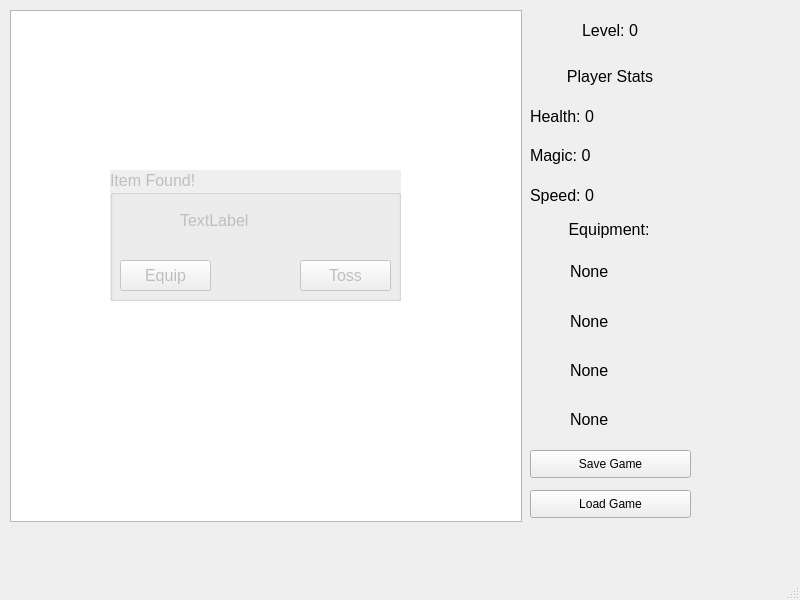
Before: the Qt Designer form Game/mainwindow.ui in thyo9470/The-Thunder-Dungeon, drawn with Qt 5.
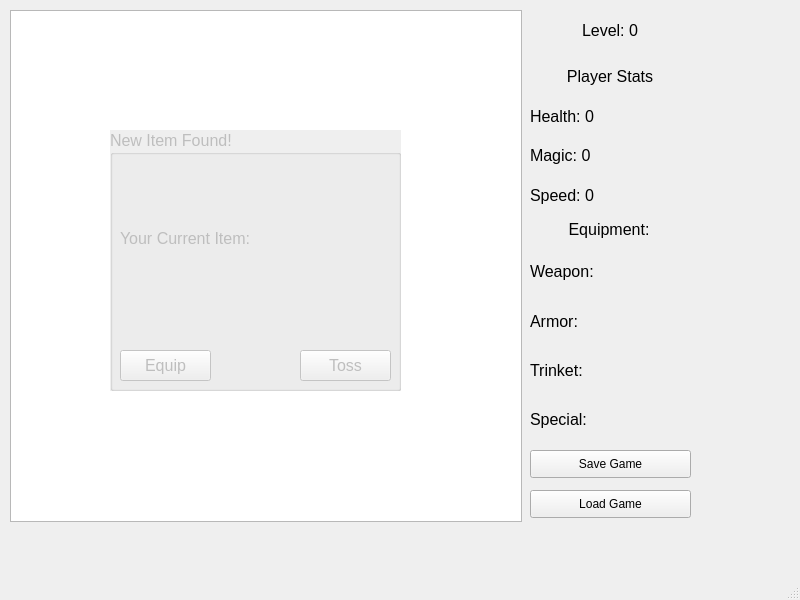
After: the same form once the commit is applied. Icons and pictures are not drawn.

Patch:
```diff
--- a/Game/mainwindow.ui
+++ b/Game/mainwindow.ui
@@ -152,9 +152,9 @@
    <widget class="QWidget" name="verticalLayoutWidget_3">
     <property name="geometry">
      <rect>
-      <x>570</x>
+      <x>530</x>
       <y>250</y>
-      <width>221</width>
+      <width>91</width>
       <height>191</height>
      </rect>
     </property>
@@ -167,7 +167,7 @@
         </font>
        </property>
        <property name="text">
-        <string>None</string>
+        <string>Weapon:</string>
        </property>
       </widget>
      </item>
@@ -179,7 +179,7 @@
         </font>
        </property>
        <property name="text">
-        <string>None</string>
+        <string>Armor:</string>
        </property>
       </widget>
      </item>
@@ -191,7 +191,7 @@
         </font>
        </property>
        <property name="text">
-        <string>None</string>
+        <string>Trinket:</string>
        </property>
       </widget>
      </item>
@@ -203,7 +203,7 @@
         </font>
        </property>
        <property name="text">
-        <string>None</string>
+        <string>Special:</string>
        </property>
       </widget>
      </item>
@@ -236,10 +236,10 @@
    <widget class="QLabel" name="equipmentImage0">
     <property name="geometry">
      <rect>
-      <x>530</x>
-      <y>260</y>
-      <width>32</width>
-      <height>32</height>
+      <x>630</x>
+      <y>251</y>
+      <width>41</width>
+      <height>41</height>
      </rect>
     </property>
     <property name="font">
@@ -260,10 +260,10 @@
    <widget class="QLabel" name="equipmentImage1">
     <property name="geometry">
      <rect>
-      <x>530</x>
-      <y>310</y>
-      <width>32</width>
-      <height>32</height>
+      <x>630</x>
+      <y>301</y>
+      <width>41</width>
+      <height>41</height>
      </rect>
     </property>
     <property name="font">
@@ -284,10 +284,10 @@
    <widget class="QLabel" name="equipmentImage2">
     <property name="geometry">
      <rect>
-      <x>530</x>
-      <y>360</y>
-      <width>32</width>
-      <height>32</height>
+      <x>630</x>
+      <y>351</y>
+      <width>41</width>
+      <height>41</height>
      </rect>
     </property>
     <property name="font">
@@ -308,10 +308,10 @@
    <widget class="QLabel" name="equipmentImage3">
     <property name="geometry">
      <rect>
-      <x>530</x>
-      <y>410</y>
-      <width>32</width>
-      <height>32</height>
+      <x>630</x>
+      <y>401</y>
+      <width>41</width>
+      <height>41</height>
      </rect>
     </property>
     <property name="font">
@@ -336,9 +336,9 @@
     <property name="geometry">
      <rect>
       <x>110</x>
-      <y>170</y>
+      <y>130</y>
       <width>291</width>
-      <height>131</height>
+      <height>261</height>
      </rect>
     </property>
     <property name="font">
@@ -350,33 +350,15 @@
      <bool>true</bool>
     </property>
     <property name="title">
-     <string>Item Found!</string>
+     <string>New Item Found!</string>
     </property>
-    <widget class="QLabel" name="newItemText">
-     <property name="geometry">
-      <rect>
-       <x>70</x>
-       <y>40</y>
-       <width>191</width>
-       <height>20</height>
-      </rect>
-     </property>
-     <property name="font">
-      <font>
-       <pointsize>12</pointsize>
-      </font>
-     </property>
-     <property name="text">
-      <string>TextLabel</string>
-     </property>
-    </widget>
     <widget class="QLabel" name="newItemImage">
      <property name="geometry">
       <rect>
-       <x>20</x>
+       <x>110</x>
        <y>30</y>
-       <width>32</width>
-       <height>32</height>
+       <width>61</width>
+       <height>61</height>
       </rect>
      </property>
      <property name="font">
@@ -398,7 +380,7 @@
      <property name="geometry">
       <rect>
        <x>10</x>
-       <y>90</y>
+       <y>220</y>
        <width>91</width>
        <height>31</height>
       </rect>
@@ -411,7 +393,7 @@
      <property name="geometry">
       <rect>
        <x>190</x>
-       <y>90</y>
+       <y>220</y>
        <width>91</width>
        <height>31</height>
       </rect>
@@ -420,6 +402,43 @@
       <string>Toss</string>
      </property>
     </widget>
+    <widget class="QLabel" name="currentItemImage">
+     <property name="geometry">
+      <rect>
+       <x>110</x>
+       <y>130</y>
+       <width>61</width>
+       <height>61</height>
+      </rect>
+     </property>
+     <property name="font">
+      <font>
+       <pointsize>8</pointsize>
+      </font>
+     </property>
+     <property name="text">
+      <string/>
+     </property>
+     <property name="pixmap">
+      <pixmap resource="resources.qrc">:/images/Slime.png</pixmap>
+     </property>
+     <property name="scaledContents">
+      <bool>true</bool>
+     </property>
+    </widget>
+    <widget class="QLabel" name="label">
+     <property name="geometry">
+      <rect>
+       <x>10</x>
+       <y>100</y>
+       <width>251</width>
+       <height>16</height>
+      </rect>
+     </property>
+     <property name="text">
+      <string>Your Current Item:</string>
+     </property>
+    </widget>
    </widget>
   </widget>
   <widget class="QMenuBar" name="menubar">
```
Left out of the diff: 3 changed lines with no effect on the pictures.
